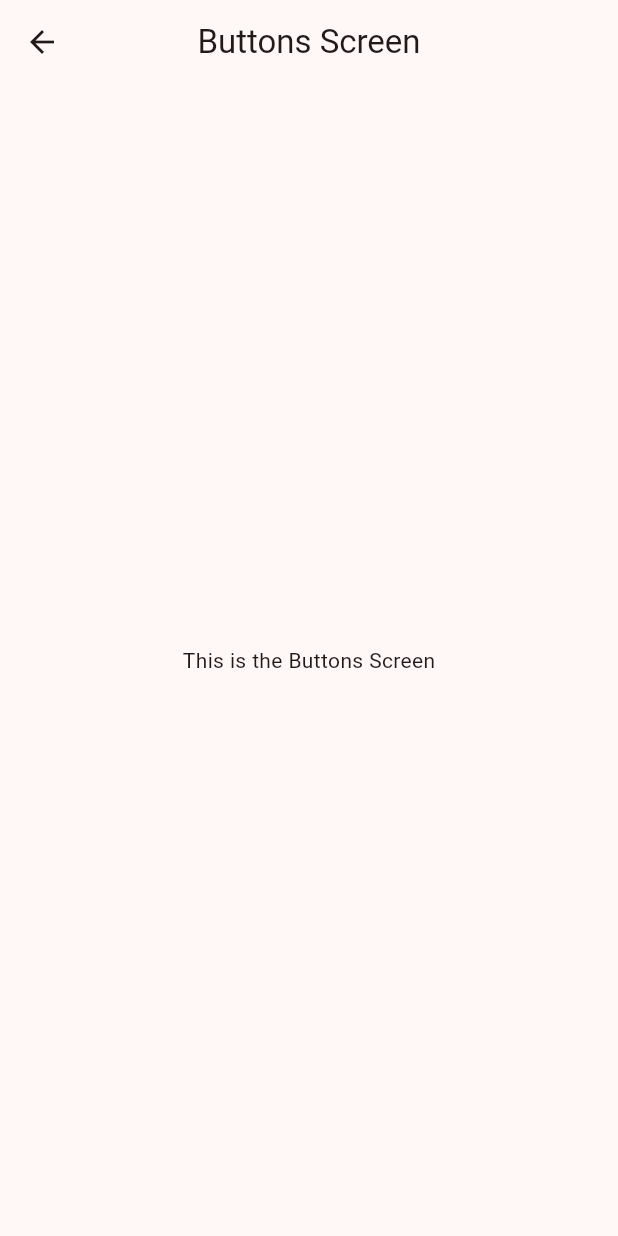
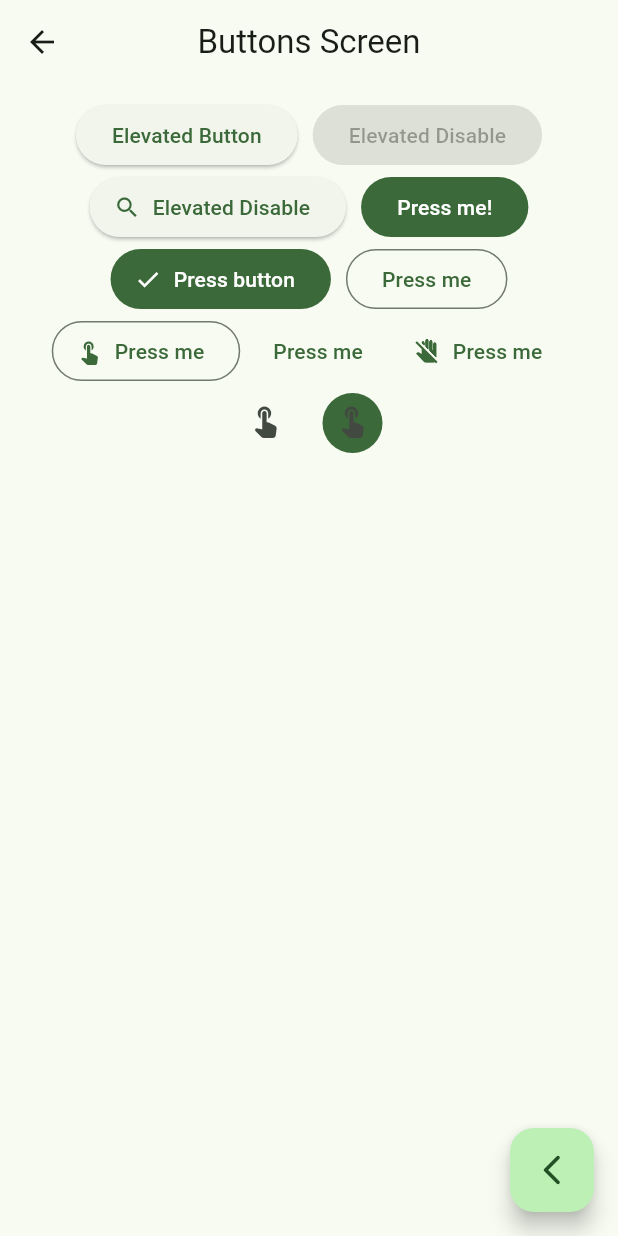
Before and after one commit to AlanMelendez/AppThemeFlutter, a Flutter app: the screen it shows after launch, after a tap on "Botones", on a phone screen of 412 x 824 dp. Run offline on Flutter 3.47's test engine with Material 3 defaults, Android fonts, the phone set to English and light mode, and no system bars; our stand-ins replace go_router.

Commit message:
Update theme color in MainApp and enhance ButtonsScreen layout with new button styles

```diff
--- a/lib/main.dart
+++ b/lib/main.dart
@@ -17,7 +17,7 @@ class MainApp extends StatelessWidget {
     return  MaterialApp.router(
       routerConfig: appRouter,
       debugShowCheckedModeBanner: false,
-      theme: AppTheme(selectedColor: 1).getTheme(),
+      theme: AppTheme(selectedColor: 2).getTheme(),
     );
   }
 }
--- a/lib/presentation/screens/buttons/buttons_screen.dart
+++ b/lib/presentation/screens/buttons/buttons_screen.dart
@@ -1,4 +1,5 @@
 import 'package:flutter/material.dart';
+import 'package:go_router/go_router.dart';
 
 class ButtonsScreen extends StatelessWidget {
 
@@ -11,9 +12,61 @@ class ButtonsScreen extends StatelessWidget {
       appBar: AppBar(
         title: Text('Buttons Screen'),
       ),
-      body: Center(
-        child: Text('This is the Buttons Screen'),
+      body: _ButtonView(),
+      floatingActionButton: FloatingActionButton(
+        child: Icon(Icons.arrow_back_ios_new_rounded),
+        onPressed: (){
+
+          //Backwart to last rout by gorouter
+          context.pop();
+
+          //other way to re backaward to last route
+          //Navigator.pop(context);
+        }
       ),
     );
   }
 }
+
+class _ButtonView extends StatelessWidget {
+  const _ButtonView();
+
+  @override
+  Widget build(BuildContext context) {
+
+    final colors = Theme.of(context).colorScheme;
+
+    return SizedBox(
+      width: double.infinity,
+      child: Padding(
+        padding: const EdgeInsets.symmetric(vertical: 10,horizontal: 20),
+        child: Wrap(
+          spacing: 10,
+          crossAxisAlignment: WrapCrossAlignment.center,
+          alignment: WrapAlignment.center,
+          children: [
+            ElevatedButton(onPressed: (){}, child: Text('Elevated Button')),
+            ElevatedButton(onPressed: null, child: Text('Elevated Disable')),
+            ElevatedButton.icon(onPressed: (){}, icon: Icon(Icons.search),  label: Text('Elevated Disable')),
+
+            FilledButton(onPressed: (){}, child: Text('Press me!')),
+            FilledButton.icon(onPressed: (){}, label: Text('Press button'), icon: Icon(Icons.check)),
+
+            OutlinedButton(onPressed: (){}, child: Text('Press me')),
+            OutlinedButton.icon(onPressed:(){} , label: Text('Press me'), icon: Icon(Icons.touch_app),),
+
+            TextButton(onPressed: (){}, child: Text('Press me')),
+            TextButton.icon(onPressed: (){}, label: Text('Press me'), icon: Icon(Icons.do_not_touch),),
+
+            IconButton(onPressed: (){}, icon: Icon(Icons.touch_app_rounded)),
+            IconButton(onPressed: (){}, icon: Icon(Icons.touch_app_rounded), style: ButtonStyle(
+              backgroundColor: WidgetStatePropertyAll(colors.primary)
+            ),),
+
+
+          ],
+        )
+      ),
+    );
+  }
+}
```
